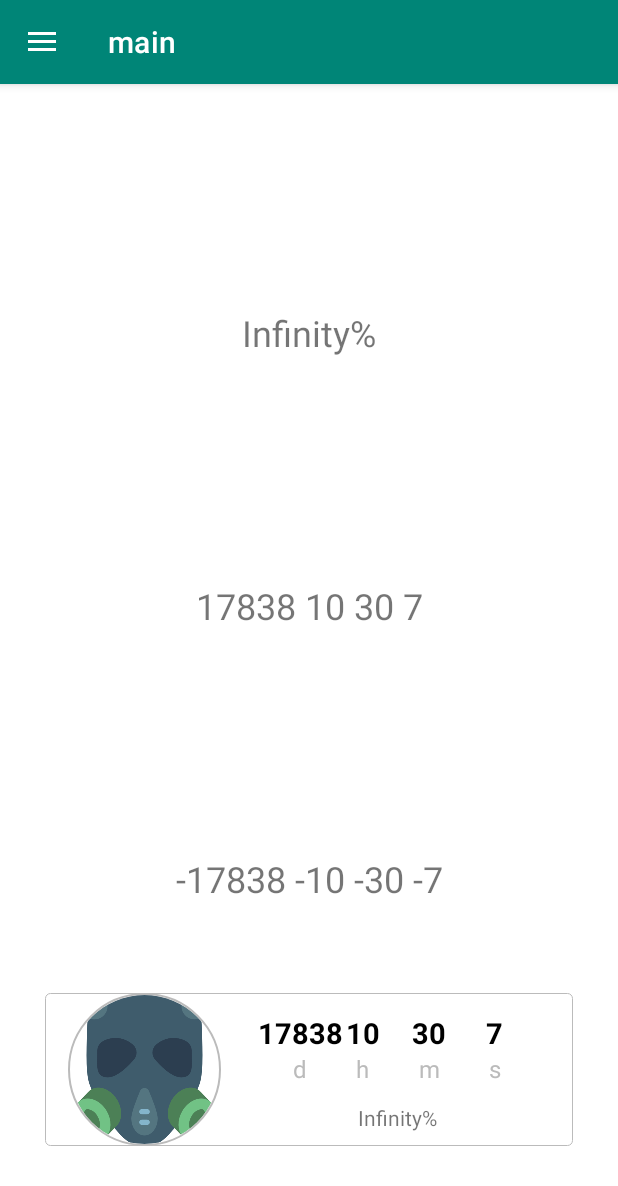
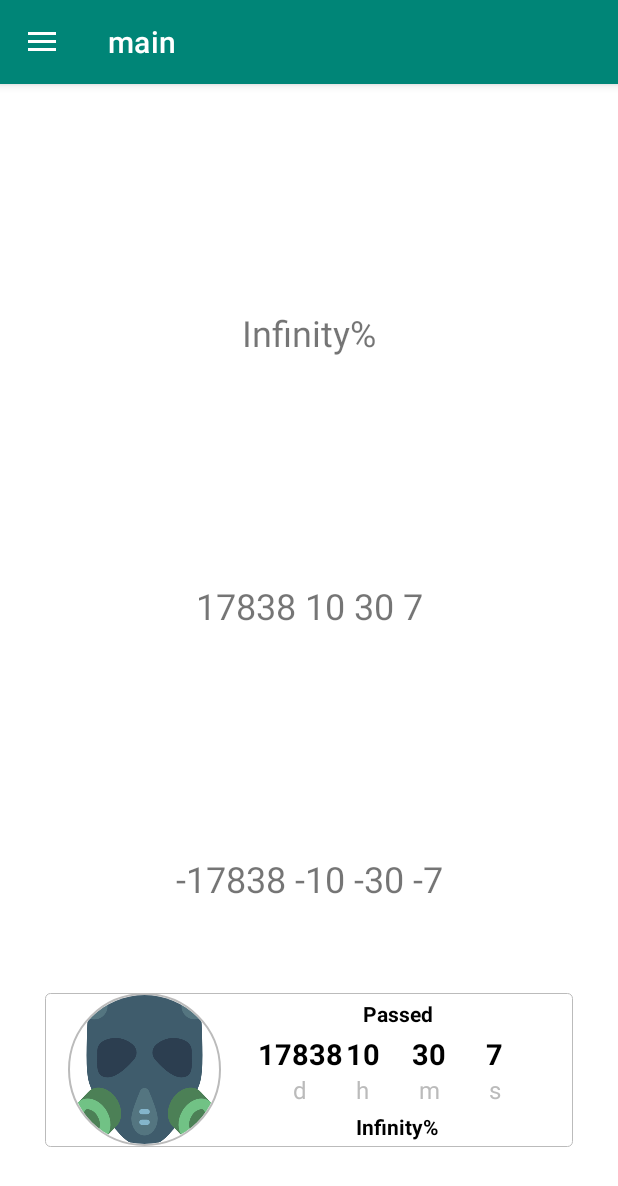
Before and after one commit to TheVigor/DembelIsComing, an Android app: the MainFragment screen opened directly, with no data from a screen before it, on a phone screen of 412 x 824 dp. Shown: the top 1186 px of the screen. Run offline under Robolectric (Android 15) with nearby library versions, the phone set to English and light mode, and no system bars; our stand-ins replace CircleImageView, data binding, navigation-ui.

Commit message:
added title to timer view

```diff
--- a/app/src/main/res/layout/timer_main.xml
+++ b/app/src/main/res/layout/timer_main.xml
@@ -23,13 +23,35 @@
             android:src="@drawable/gasmask"/>
 
     <TextView
+            android:id="@+id/title_text"
+            android:layout_width="0dp"
+            android:layout_height="wrap_content"
+            style="@style/timer_text_count"
+            android:minHeight="0dp"
+            android:paddingTop="4dp"
+            android:paddingBottom="4dp"
+            android:textSize="14sp"
+            android:textAlignment="center"
+            android:layout_marginBottom="5dp"
+            android:layout_marginEnd="15dp"
+            android:layout_marginStart="15dp"
+            android:text="Passed"
+            android:textAllCaps="false"
+            app:layout_constraintTop_toTopOf="@+id/timer_icon"
+            app:layout_constraintStart_toEndOf="@id/timer_icon"
+            app:layout_constraintEnd_toEndOf="parent"
+            app:layout_constraintHorizontal_weight="4"/>
+
+
+
+    <TextView
             android:id="@+id/days_count_text"
             style="@style/timer_text_count"
             android:text="50"
-            app:layout_constraintVertical_bias="0.3"
+            app:layout_constraintVertical_bias="0"
             app:layout_constraintStart_toStartOf="@id/days_text"
             app:layout_constraintEnd_toEndOf="@id/days_text"
-            app:layout_constraintTop_toTopOf="parent"
+            app:layout_constraintTop_toBottomOf="@id/title_text"
             app:layout_constraintBottom_toTopOf="@id/percentage_text"/>
 
     <TextView
@@ -88,16 +110,11 @@
             app:layout_constraintStart_toEndOf="@id/minutes_text"
             app:layout_constraintEnd_toEndOf="@id/percentage_text" />
 
-
-
-
-
-
-
     <TextView
             android:id="@+id/percentage_text"
             android:layout_width="0dp"
             android:layout_height="wrap_content"
+            style="@style/timer_text_count"
             android:minHeight="0dp"
             android:paddingTop="4dp"
             android:paddingBottom="4dp"
@@ -107,7 +124,7 @@
             android:layout_marginEnd="15dp"
             android:text="0%"
             android:textAllCaps="false"
-            app:layout_constraintBottom_toBottomOf="@+id/timer_icon"
+            app:layout_constraintTop_toBottomOf="@+id/days_text"
             app:layout_constraintStart_toEndOf="@id/timer_icon"
             app:layout_constraintEnd_toEndOf="parent"
             app:layout_constraintHorizontal_weight="4"/>
```
Also changed, not shown: app/src/main/java/com/noble/activity/dembeliscoming/fragments/main/MainFragment.kt (line endings or trailing spaces).
